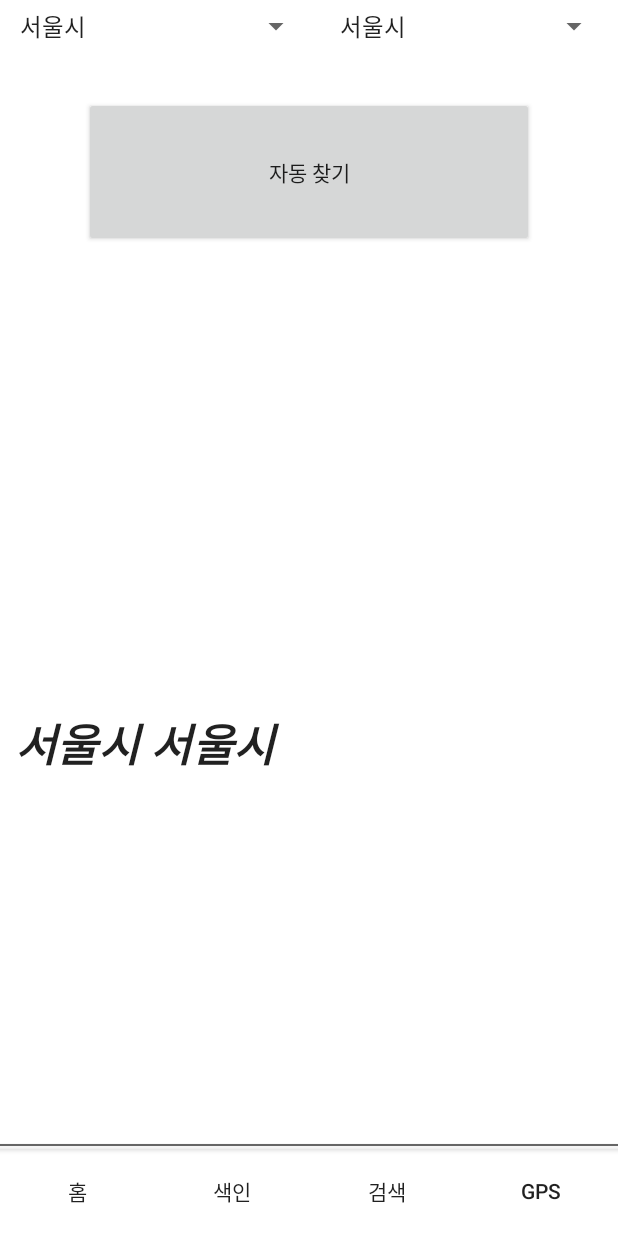
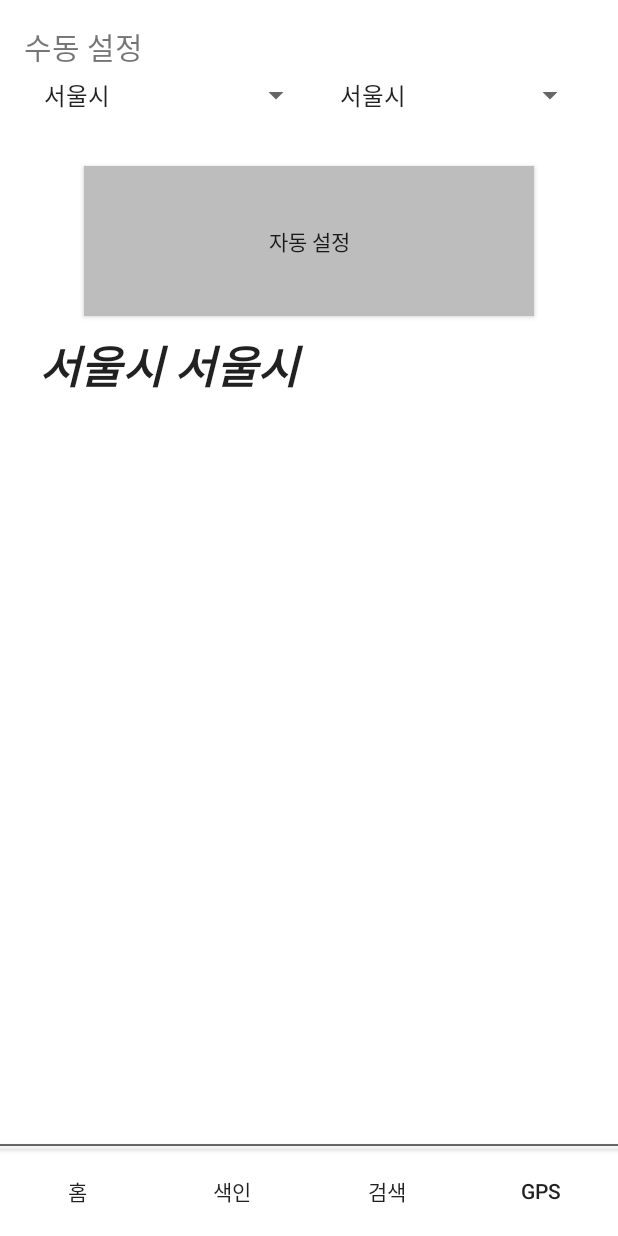
Before and after one commit to HYUSE/How-much, an Android app: the screen it shows after launch (MainActivity), after a tap on "GPS", on a phone screen of 412 x 824 dp. Run offline under Robolectric (Android 15) with nearby library versions, the phone set to English and light mode, and no system bars; 2 statements that could not run were skipped; 3 other taps on this screen came first.

Commit message:
Prototype DONE
aa

```diff
--- a/How-much/app/src/main/java/hyuse/how_much/DBOpenHelper.java
+++ b/How-much/app/src/main/java/hyuse/how_much/DBOpenHelper.java
@@ -154,7 +154,7 @@ public class DBOpenHelper {
     public String[] selectSearch() {
         String[] str = {"",""};
 
-        Cursor cursor =  db.rawQuery("SELECT item_id, item_name FROM num_of_search WHERE count >= 5 AND item_id NOT IN (SELECT item_id FROM preference)", null);
+        Cursor cursor =  db.rawQuery("SELECT item_id, item_name FROM num_of_search WHERE count >= 2 AND item_id NOT IN (SELECT item_id FROM preference)", null);
         if(cursor.moveToNext()) {
             str[0] += cursor.getInt(0);
             str[1] += cursor.getString(1);
--- a/How-much/app/src/main/java/hyuse/how_much/Logo.java
+++ b/How-much/app/src/main/java/hyuse/how_much/Logo.java
@@ -2,16 +2,29 @@ package hyuse.how_much;
 
 import android.app.Activity;
 import android.os.Bundle;
+import android.os.Handler;
 
 
 /**
  * Created by VVl-lYSl3eaR on 2015-05-04.
  */
 public class Logo extends Activity {
-
+    Handler hand;
     protected void onCreate(Bundle savedInstanceState) {
         super.onCreate(savedInstanceState);
         setContentView(R.layout.logo_layout);
-        finish();
+        hand = new Handler();
+        hand.postDelayed(postrun,3000);
+    }
+    Runnable postrun = new Runnable() {
+        @Override
+        public void run() {
+            finish();
+            overridePendingTransition(R.anim.abc_fade_in,R.anim.abc_fade_out);
+        }
+    };
+    public void onBackPressed(){
+        super.onBackPressed();
+        hand.removeCallbacks(postrun);
     }
 }
--- a/How-much/app/src/main/res/layout/fragment_gps.xml
+++ b/How-much/app/src/main/res/layout/fragment_gps.xml
@@ -4,24 +4,20 @@
     tools:context="com.example.hwang_gyojun.hyu_se.GpsFragment">
 
     <!-- TODO: Update blank fragment layout -->
-    <TextView
-        android:layout_width="match_parent"
-        android:layout_height="300dp"
-        android:textAppearance="?android:attr/textAppearanceLarge"
-        android:text="Cannot Find..."
-        android:textSize="30sp"
-        android:id="@+id/GPS_info"
-        android:layout_gravity="center_horizontal|bottom"
-        android:editable="false"
-        android:textStyle="bold|italic"
-        android:padding="10dp" />
+
 
     <LinearLayout
         android:orientation="vertical"
         android:layout_width="fill_parent"
         android:layout_height="fill_parent"
-        android:layout_gravity="right|center_vertical">
-
+        android:layout_gravity="right|center_vertical"
+        android:padding="16dp">
+        <TextView
+            android:layout_width="wrap_content"
+            android:layout_height="wrap_content"
+            android:text="수동 설정"
+            android:textSize="20dp"
+            />
         <LinearLayout
             android:orientation="horizontal"
             android:layout_width="match_parent"
@@ -46,9 +42,23 @@
         <Button
             android:layout_width="300dp"
             android:layout_height="100dp"
-            android:text="자동 찾기"
+            android:text="자동 설정"
             android:id="@+id/button_confirm"
             android:layout_gravity="center_horizontal"
+            android:background="@color/switch_thumb_normal_material_dark"
             android:layout_marginTop="30dp" />
+        <TextView
+            android:layout_width="match_parent"
+            android:layout_height="300dp"
+            android:textAppearance="?android:attr/textAppearanceLarge"
+            android:text="Cannot Find..."
+            android:textSize="30sp"
+            android:id="@+id/GPS_info"
+            android:layout_gravity="center_horizontal|bottom"
+            android:editable="false"
+            android:textStyle="bold|italic"
+            android:padding="10dp" />
     </LinearLayout>
+
+
 </FrameLayout>
--- a/How-much/app/src/main/res/layout/fragment_retrieve.xml
+++ b/How-much/app/src/main/res/layout/fragment_retrieve.xml
@@ -18,7 +18,8 @@
     <ScrollView
         android:layout_marginLeft="20dp"
         android:layout_width="300dp"
-        android:layout_height="200dp">
+        android:layout_height="300dp"
+        android:fadeScrollbars="false">
         <LinearLayout
             android:id="@+id/linear_layout"
             android:layout_width="wrap_content"
--- a/How-much/app/src/main/res/layout/home_item.xml
+++ b/How-much/app/src/main/res/layout/home_item.xml
@@ -41,7 +41,7 @@
             android:layout_height="wrap_content"
             android:text="사과"
             android:id="@+id/item_name"
-            android:textSize="40dp"
+            android:textSize="30dp"
             android:layout_alignParentTop="true"
             android:layout_alignParentLeft="true"
             android:layout_alignParentStart="true"
```
